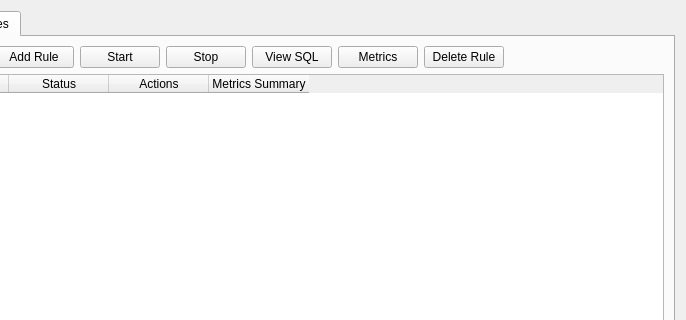
Old version of the form src/RulesEngineView.ui in the repository Dissonance1/edgex-gui; both pictures show x 114 to 800 and y 0 to 320 of the 800 by 600 pixel window.
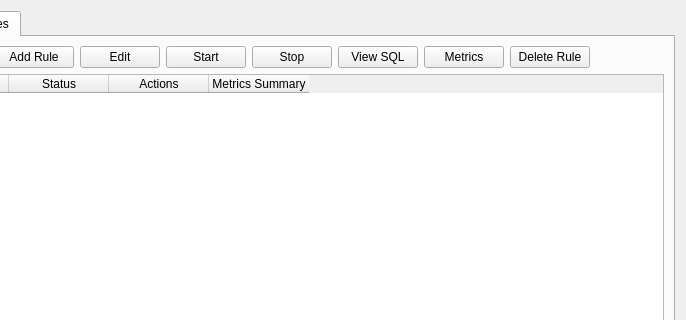
New version of the form.

Patch:
```diff
--- a/src/RulesEngineView.ui
+++ b/src/RulesEngineView.ui
@@ -97,6 +97,13 @@
            </property>
           </widget>
          </item>
+         <item>
+          <widget class="QPushButton" name="btnEditRule">
+           <property name="text">
+            <string>Edit</string>
+           </property>
+          </widget>
+         </item>
          <item>
           <widget class="QPushButton" name="btnStartRule">
            <property name="text">
```
